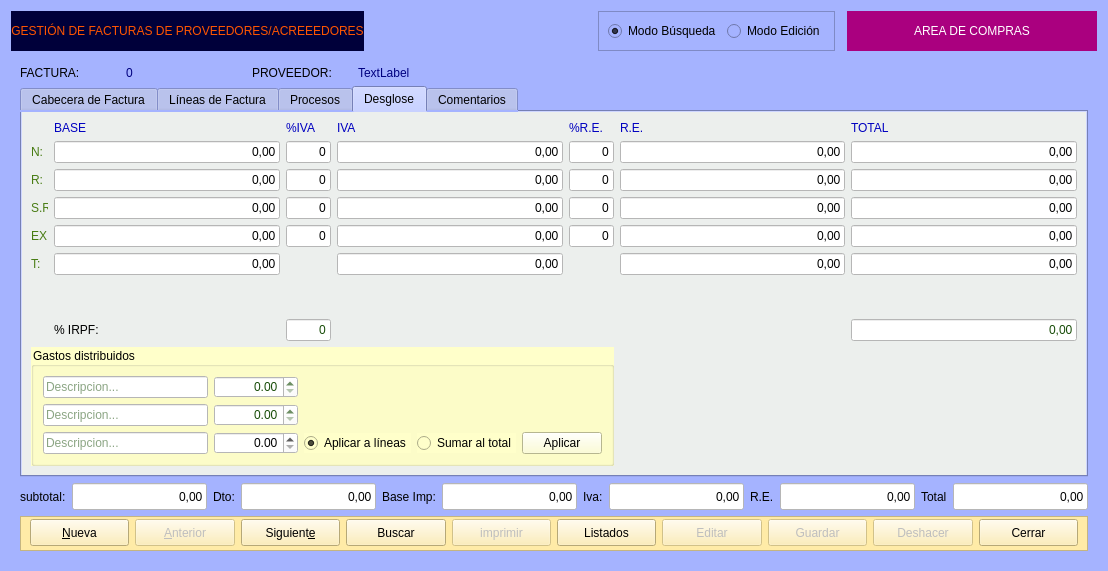
First picture: the form in Zona_Compras/frmfacturasproveedor.ui, repository arcnexus/RedFoX, before the edit.
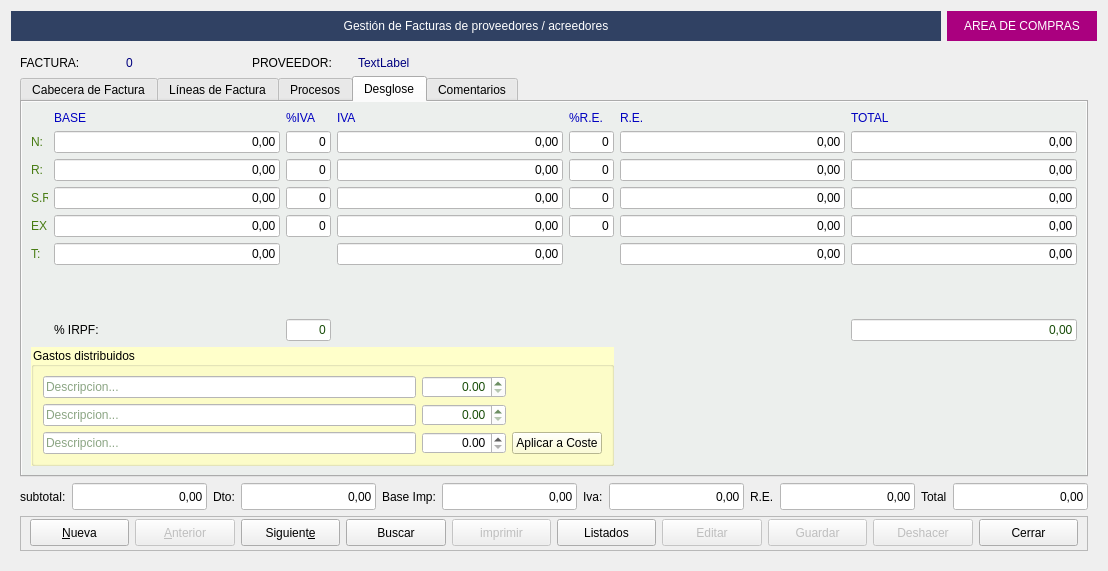
Second picture: the form after the edit. The open tabs and pages were chosen to show the change. Icons and pictures are not drawn.

```diff
--- a/Zona_Compras/frmfacturasproveedor.ui
+++ b/Zona_Compras/frmfacturasproveedor.ui
@@ -14,82 +14,16 @@
    <string>Gestión de Facturas de proveedor</string>
   </property>
   <property name="windowIcon">
-   <iconset>
-    <normaloff>:/Icons/PNG/Maya.png</normaloff>:/Icons/PNG/Maya.png</iconset>
-  </property>
-  <property name="styleSheet">
-   <string notr="true">background-color: rgb(165, 179, 255);</string>
+   <iconset resource="../maya.qrc">
+    <normaloff>:/Icons/PNG/NeuX.png</normaloff>:/Icons/PNG/NeuX.png</iconset>
   </property>
   <layout class="QGridLayout" name="gridLayout_2">
-   <item row="0" column="0">
-    <widget class="QLabel" name="label_36">
-     <property name="minimumSize">
-      <size>
-       <width>0</width>
-       <height>30</height>
-      </size>
-     </property>
-     <property name="styleSheet">
-      <string notr="true">font: 14pt &quot;Sans Serif&quot;;
-color: rgb(255, 85, 0);
-background-color: rgb(0, 0, 58);</string>
-     </property>
-     <property name="text">
-      <string>GESTIÓN DE FACTURAS DE PROVEEDORES/ACREEEDORES</string>
-     </property>
-     <property name="alignment">
-      <set>Qt::AlignCenter</set>
-     </property>
-    </widget>
-   </item>
-   <item row="0" column="1">
-    <spacer name="horizontalSpacer">
-     <property name="orientation">
-      <enum>Qt::Horizontal</enum>
-     </property>
-     <property name="sizeHint" stdset="0">
-      <size>
-       <width>293</width>
-       <height>20</height>
-      </size>
-     </property>
-    </spacer>
-   </item>
    <item row="0" column="2">
-    <widget class="QFrame" name="frame">
-     <property name="frameShape">
-      <enum>QFrame::StyledPanel</enum>
-     </property>
-     <property name="frameShadow">
-      <enum>QFrame::Raised</enum>
-     </property>
-     <layout class="QHBoxLayout" name="horizontalLayout_10">
-      <item>
-       <widget class="QRadioButton" name="radBusqueda">
-        <property name="text">
-         <string>Modo Búsqueda</string>
-        </property>
-        <property name="checked">
-         <bool>true</bool>
-        </property>
-       </widget>
-      </item>
-      <item>
-       <widget class="QRadioButton" name="radEdicion">
-        <property name="text">
-         <string>Modo Edición</string>
-        </property>
-       </widget>
-      </item>
-     </layout>
-    </widget>
-   </item>
-   <item row="0" column="4">
     <widget class="QLabel" name="label_30">
-     <property name="minimumSize">
+     <property name="maximumSize">
       <size>
-       <width>250</width>
-       <height>0</height>
+       <width>150</width>
+       <height>16777215</height>
       </size>
      </property>
      <property name="styleSheet">
@@ -104,10 +38,10 @@
      </property>
     </widget>
    </item>
-   <item row="1" column="0" colspan="5">
+   <item row="1" column="0" colspan="3">
     <widget class="QStackedWidget" name="stackedWidget">
      <property name="currentIndex">
-      <number>1</number>
+      <number>0</number>
      </property>
      <widget class="QWidget" name="page">
       <layout class="QGridLayout" name="gridLayout_7">
@@ -922,7 +856,7 @@
            <item row="1" column="1">
             <widget class="QGroupBox" name="groupBox_3">
              <property name="styleSheet">
-              <string notr="true">background-color: rgb(255, 255, 127);</string>
+              <string notr="true">background-color: rgb(170, 170, 127);</string>
              </property>
              <property name="title">
               <string>Entregas a cuenta:</string>
@@ -1806,28 +1740,10 @@
               <string>Gastos distribuidos</string>
              </property>
              <layout class="QGridLayout" name="gridLayout_11">
-              <item row="2" column="3">
-               <widget class="QRadioButton" name="GastoDist_toTotal">
-                <property name="text">
-                 <string>Sumar al total</string>
-                </property>
-               </widget>
-              </item>
-              <item row="2" column="0">
-               <widget class="QLineEdit" name="txtGastoDist3">
-                <property name="styleSheet">
-                 <string notr="true">background-color: rgb(255, 255, 255);
-color: rgb(23, 76, 7);</string>
-                </property>
-                <property name="placeholderText">
-                 <string>Descripcion...</string>
-                </property>
-               </widget>
-              </item>
-              <item row="2" column="4">
+              <item row="2" column="2">
                <widget class="QPushButton" name="btn_AplyGastoDist">
                 <property name="text">
-                 <string>Aplicar</string>
+                 <string>Aplicar a Coste</string>
                 </property>
                </widget>
               </item>
@@ -1845,17 +1761,6 @@
                 </property>
                </widget>
               </item>
-              <item row="0" column="0">
-               <widget class="QLineEdit" name="txtGastoDist1">
-                <property name="styleSheet">
-                 <string notr="true">background-color: rgb(255, 255, 255);
-color: rgb(23, 76, 7);</string>
-                </property>
-                <property name="placeholderText">
-                 <string>Descripcion...</string>
-                </property>
-               </widget>
-              </item>
               <item row="2" column="1">
                <widget class="QDoubleSpinBox" name="SpinGastoDist3">
                 <property name="styleSheet">
@@ -1894,13 +1799,25 @@
                 </property>
                </widget>
               </item>
-              <item row="2" column="2">
-               <widget class="QRadioButton" name="GastoDist_toLineas">
-                <property name="text">
-                 <string>Aplicar a líneas</string>
+              <item row="0" column="0">
+               <widget class="QLineEdit" name="txtGastoDist1">
+                <property name="styleSheet">
+                 <string notr="true">background-color: rgb(255, 255, 255);
+color: rgb(23, 76, 7);</string>
                 </property>
-                <property name="checked">
-                 <bool>true</bool>
+                <property name="placeholderText">
+                 <string>Descripcion...</string>
+                </property>
+               </widget>
+              </item>
+              <item row="2" column="0">
+               <widget class="QLineEdit" name="txtGastoDist3">
+                <property name="styleSheet">
+                 <string notr="true">background-color: rgb(255, 255, 255);
+color: rgb(23, 76, 7);</string>
+                </property>
+                <property name="placeholderText">
+                 <string>Descripcion...</string>
                 </property>
                </widget>
               </item>
@@ -2117,9 +2034,6 @@
            <height>35</height>
           </size>
          </property>
-         <property name="styleSheet">
-          <string notr="true">background-color: rgb(255, 235, 167);</string>
-         </property>
          <property name="frameShape">
           <enum>QFrame::StyledPanel</enum>
          </property>
@@ -2418,7 +2332,8 @@
           </size>
          </property>
          <property name="styleSheet">
-          <string notr="true">background-color: rgb(170, 170, 127);</string>
+          <string notr="true">background-color: rgb(170, 170, 127);
+color: rgb(0, 0, 0);</string>
          </property>
          <property name="frameShape">
           <enum>QFrame::StyledPanel</enum>
@@ -2572,6 +2487,27 @@
      </widget>
     </widget>
    </item>
+   <item row="0" column="0" colspan="2">
+    <widget class="QLabel" name="label_36">
+     <property name="minimumSize">
+      <size>
+       <width>0</width>
+       <height>30</height>
+      </size>
+     </property>
+     <property name="styleSheet">
+      <string notr="true">font: 14pt &quot;Sans Serif&quot;;
+color: rgb(255, 255, 255);
+background-color: #304163;</string>
+     </property>
+     <property name="text">
+      <string>Gestión de Facturas de proveedores / acreedores</string>
+     </property>
+     <property name="alignment">
+      <set>Qt::AlignCenter</set>
+     </property>
+    </widget>
+   </item>
   </layout>
  </widget>
  <resources>
```
